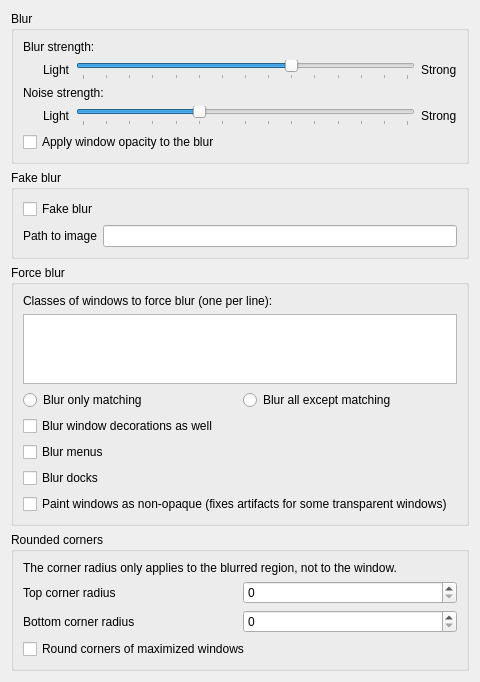
This is src/kcm/blur_config.ui in taj-ny/kwin-effects-forceblur as Qt 5 draws it before an edit. The edited form follows.
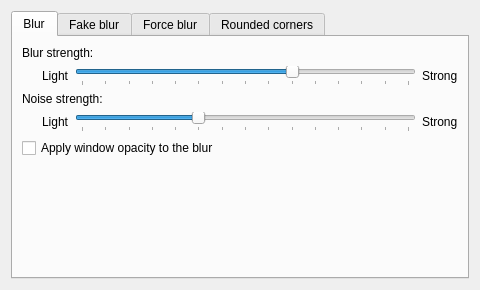
This is the edited form.

Commit message: config: use tabs instead of group boxes

The edit to the form file:
```diff
--- a/src/kcm/blur_config.ui
+++ b/src/kcm/blur_config.ui
@@ -7,15 +7,22 @@
     <x>0</x>
     <y>0</y>
     <width>480</width>
-    <height>184</height>
+    <height>200</height>
    </rect>
   </property>
   <layout class="QVBoxLayout">
    <item>
-    <widget class="QGroupBox">
-     <property name="title">
+    <widget class="QTabWidget">
+     <property name="currentIndex">
+      <number>0</number>
+     </property>
+     <property name="minimumHeight">
+      <number>25</number>
+     </property>
+     <widget class="QWidget">
+      <attribute name="title">
       <string>Blur</string>
-     </property>
+      </attribute>
      <layout class="QVBoxLayout">
       <item>
        <widget class="QLabel" name="labelConstantBlurDescription">
@@ -161,28 +168,55 @@
       </item>
       <item>
        <widget class="QCheckBox" name="kcfg_TransparentBlur">
+         <property name="sizePolicy">
+          <sizepolicy hsizetype="Fixed" vsizetype="Fixed">
+           <horstretch>0</horstretch>
+           <verstretch>0</verstretch>
+          </sizepolicy>
+         </property>
         <property name="text">
          <string>Apply window opacity to the blur</string>
         </property>
        </widget>
       </item>
-     </layout>
-    </widget>
-   </item>
    <item>
-    <widget class="QGroupBox">
-     <property name="title">
-      <string>Fake blur</string>
-     </property>
+        <widget class="QWidget">
+         <property name="sizePolicy">
+          <sizepolicy hsizetype="Fixed" vsizetype="Expanding">
+           <horstretch>0</horstretch>
+           <verstretch>1</verstretch>
+          </sizepolicy>
+         </property>
+        </widget>
+       </item>
+      </layout>
+     </widget>
+     <widget class="QWidget">
+      <attribute name="title">
+       <string>Fake blur</string>
+      </attribute>
      <layout class="QVBoxLayout">
       <item>
        <widget class="QCheckBox" name="kcfg_FakeBlur">
+         <property name="sizePolicy">
+          <sizepolicy hsizetype="Fixed" vsizetype="Fixed">
+           <horstretch>0</horstretch>
+           <verstretch>0</verstretch>
+          </sizepolicy>
+         </property>
         <property name="text">
          <string>Fake blur</string>
         </property>
        </widget>
       </item>
       <item>
+        <widget class="QWidget">
+         <property name="sizePolicy">
+          <sizepolicy hsizetype="Expanding" vsizetype="Fixed">
+           <horstretch>0</horstretch>
+           <verstretch>0</verstretch>
+          </sizepolicy>
+         </property>
        <layout class="QHBoxLayout">
         <item>
          <widget class="QLabel">
@@ -196,15 +230,24 @@
          </widget>
         </item>
        </layout>
-      </item>
-     </layout>
     </widget>
    </item>
    <item>
-    <widget class="QGroupBox">
-     <property name="title">
+        <widget class="QWidget">
+         <property name="sizePolicy">
+          <sizepolicy hsizetype="Fixed" vsizetype="Expanding">
+           <horstretch>0</horstretch>
+           <verstretch>1</verstretch>
+          </sizepolicy>
+         </property>
+        </widget>
+       </item>
+      </layout>
+     </widget>
+     <widget class="QWidget">
+      <attribute name="title">
       <string>Force blur</string>
-     </property>
+      </attribute>
      <layout class="QVBoxLayout">
       <item>
        <widget class="QLabel">
@@ -265,12 +308,10 @@
       </item>
      </layout>
     </widget>
-   </item>
-   <item>
-    <widget class="QGroupBox">
-     <property name="title">
+     <widget class="QWidget">
+      <attribute name="title">
       <string>Rounded corners</string>
-     </property>
+      </attribute>
      <layout class="QVBoxLayout">
       <item>
        <widget class="QLabel">
@@ -322,7 +363,18 @@
         </property>
        </widget>
       </item>
-     </layout>
+       <item>
+        <widget class="QWidget">
+         <property name="sizePolicy">
+          <sizepolicy hsizetype="Fixed" vsizetype="Expanding">
+           <horstretch>0</horstretch>
+           <verstretch>1</verstretch>
+          </sizepolicy>
+         </property>
+        </widget>
+       </item>
+      </layout>
+     </widget>
     </widget>
    </item>
   </layout>
```
Lines whose indentation alone changed are shown as unchanged.
